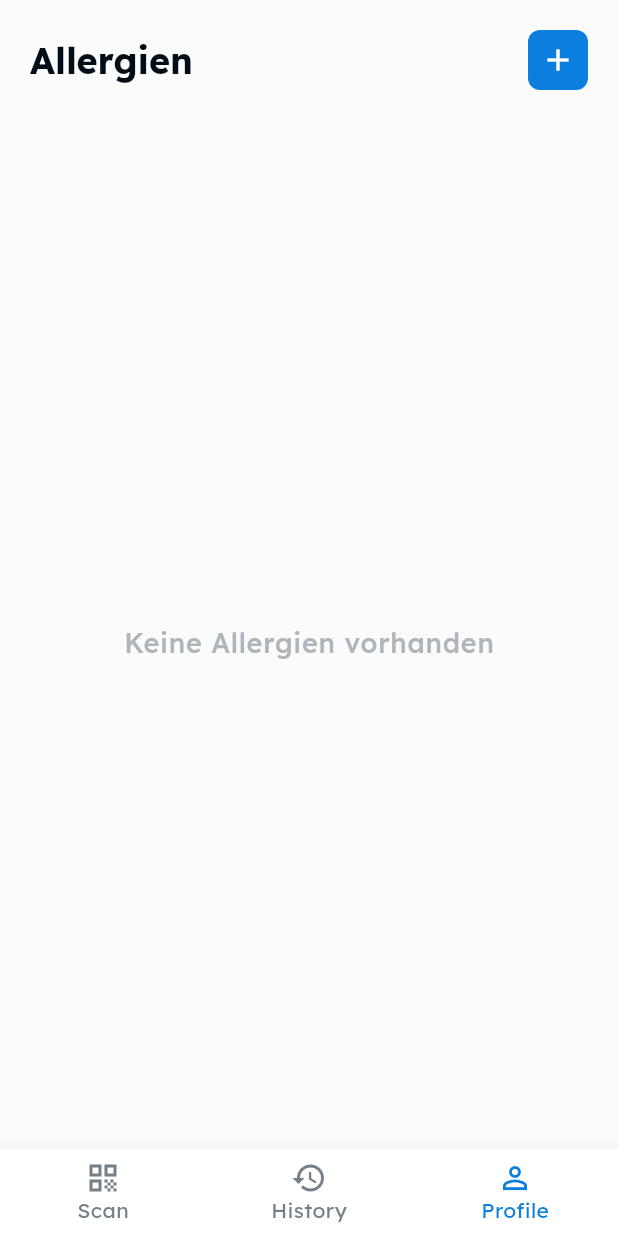
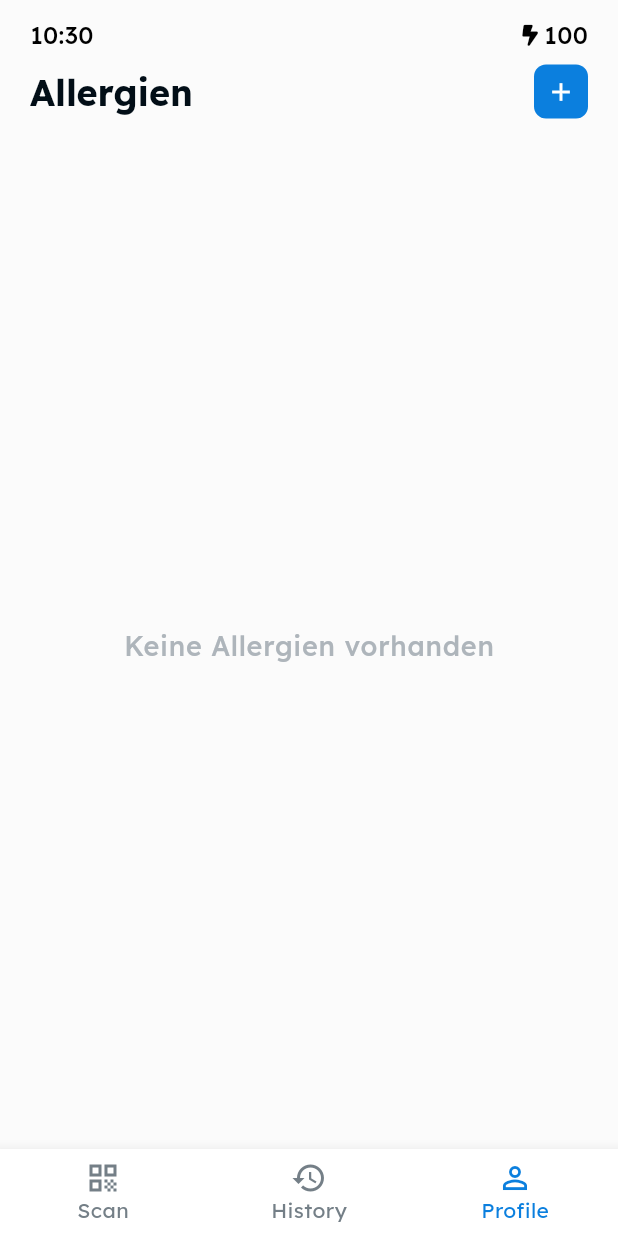
Before and after one commit to seanjanke/allergies-app, a Flutter app: the screen it shows after launch, item 3 of the bottom bar chosen, on a phone screen of 412 x 824 dp. Run offline on Flutter 3.47's test engine with Material 3 defaults, Android fonts, the phone set to English and light mode, and no system bars; our stand-ins replace audioplayers, battery_plus, beamer, cloud_firestore, firebase_core, flutter_slidable and 7 more; missing offline and left inert: haptic_feedback, multi_split_view, qr_code_scanner, sticky_grouped_list; accounts and stored records are empty; statements that could not run were skipped.

Commit message:
custom status bar added

```diff
--- a/lib/core/theme/scaling_system.dart
+++ b/lib/core/theme/scaling_system.dart
@@ -5,14 +5,6 @@ import 'package:gap/gap.dart';
 BorderRadius smallCirular = BorderRadius.circular(8);
 BorderRadius mediumCirular = BorderRadius.circular(12);
 BorderRadius largeCirular = BorderRadius.circular(16);
-
-//SAFEAREA
-const safeArea = EdgeInsets.only(
-  top: 20,
-  bottom: 20,
-  left: 20,
-  right: 20,
-);
 
 //GAP
 const extraSmallGap = Gap(4);
--- a/lib/main.dart
+++ b/lib/main.dart
@@ -13,6 +13,10 @@ void main() async {
   WidgetsFlutterBinding.ensureInitialized();
   Firebase.initializeApp(options: DefaultFirebaseOptions.currentPlatform);
   await SystemChrome.setPreferredOrientations([DeviceOrientation.portraitUp]);
+  await SystemChrome.setEnabledSystemUIMode(
+    SystemUiMode.manual,
+    overlays: [SystemUiOverlay.bottom],
+  );
   Get.put(FoodController());
 
   runApp(const MyApp());
--- a/lib/presentation/main_screen.dart
+++ b/lib/presentation/main_screen.dart
@@ -1,9 +1,15 @@
 import 'package:allergies/core/theme/color_palette.dart';
+import 'package:allergies/core/theme/scaling_system.dart';
 import 'package:allergies/presentation/views/history/history_screen.dart';
 import 'package:allergies/presentation/views/allergies/allergies_screen.dart';
 import 'package:allergies/presentation/views/scanner/scanner_screen.dart';
+import 'package:battery_plus/battery_plus.dart';
 import 'package:flutter/material.dart';
+import 'package:flutter/widgets.dart';
+import 'package:font_awesome_flutter/font_awesome_flutter.dart';
+import 'package:gap/gap.dart';
 import 'package:google_fonts/google_fonts.dart';
+import 'package:intl/intl.dart';
 
 class MainScreen extends StatefulWidget {
   static const routeName = '/';
@@ -142,6 +148,9 @@ class _MainScreenState extends State<MainScreen> {
   }*/
 
   int selectedIndex = 0;
+  String batteryLevel = "";
+
+  var battery = Battery();
 
   static const List screens = [
     ScannerScreen(),
@@ -155,11 +164,74 @@ class _MainScreenState extends State<MainScreen> {
     });
   }
 
+  void getBatteryLevel() async {
+    int phoneBattery = await battery.batteryLevel;
+    setState(() {
+      batteryLevel = phoneBattery.toString();
+    });
+  }
+
+  @override
+  void initState() {
+    getBatteryLevel();
+    super.initState();
+  }
+
   @override
   Widget build(BuildContext context) {
     return Scaffold(
-      body: Center(
-        child: screens.elementAt(selectedIndex),
+      body: Column(
+        mainAxisAlignment: MainAxisAlignment.start,
+        crossAxisAlignment: CrossAxisAlignment.center,
+        children: [
+          Container(
+            padding: const EdgeInsets.only(top: 12),
+            margin: const EdgeInsets.only(bottom: 8),
+            color: background,
+            child: Row(
+              mainAxisAlignment: MainAxisAlignment.spaceBetween,
+              crossAxisAlignment: CrossAxisAlignment.center,
+              children: [
+                Padding(
+                  padding: const EdgeInsets.only(left: 20),
+                  child: Text(
+                    DateFormat('HH:mm').format(DateTime.now()),
+                    style: Theme.of(context)
+                        .textTheme
+                        .bodyMedium!
+                        .copyWith(color: black),
+                  ),
+                ),
+                Padding(
+                  padding: const EdgeInsets.only(right: 20),
+                  child: Row(
+                    mainAxisAlignment: MainAxisAlignment.start,
+                    mainAxisSize: MainAxisSize.min,
+                    crossAxisAlignment: CrossAxisAlignment.center,
+                    children: [
+                      const FaIcon(
+                        FontAwesomeIcons.boltLightning,
+                        color: black,
+                        size: 14,
+                      ),
+                      extraSmallGap,
+                      Text(
+                        batteryLevel,
+                        style: Theme.of(context)
+                            .textTheme
+                            .bodyMedium!
+                            .copyWith(color: black),
+                      ),
+                    ],
+                  ),
+                ),
+              ],
+            ),
+          ),
+          Expanded(
+            child: screens.elementAt(selectedIndex),
+          ),
+        ],
       ),
       bottomNavigationBar: Theme(
         data: ThemeData(
--- a/lib/presentation/views/allergies/allergies_screen.dart
+++ b/lib/presentation/views/allergies/allergies_screen.dart
@@ -23,8 +23,8 @@ class _AllergiesScreenState extends State<AllergiesScreen> {
   Widget build(BuildContext context) {
     return Scaffold(
       body: SafeArea(
+        top: false,
         minimum: const EdgeInsets.only(
-          top: 20,
           left: 20,
           right: 20,
         ),
@@ -59,12 +59,13 @@ class _AllergiesScreenState extends State<AllergiesScreen> {
                     child: Icon(
                       showWrap == false ? Icons.add : Icons.check,
                       color: white,
+                      size: 20,
                     ),
                   ),
                 ),
               ],
             ),
-            largeGap,
+            mediumGap,
             Expanded(
               child: Obx(
                 () {
--- a/lib/presentation/views/history/history_screen.dart
+++ b/lib/presentation/views/history/history_screen.dart
@@ -22,8 +22,8 @@ class _HistoryScreenState extends State<HistoryScreen> {
   Widget build(BuildContext context) {
     return Scaffold(
       body: SafeArea(
+        top: false,
         minimum: const EdgeInsets.only(
-          top: 20,
           left: 20,
           right: 20,
         ),
@@ -35,7 +35,7 @@ class _HistoryScreenState extends State<HistoryScreen> {
               "Verlauf",
               style: Theme.of(context).textTheme.displaySmall,
             ),
-            largeGap,
+            mediumGap,
             Expanded(
               child: Obx(
                 () {
--- a/lib/presentation/views/scanner/scanner_screen.dart
+++ b/lib/presentation/views/scanner/scanner_screen.dart
@@ -71,7 +71,7 @@ class _ScannerScreenState extends State<ScannerScreen> {
     return Scaffold(
       backgroundColor: background,
       body: SafeArea(
-        minimum: const EdgeInsets.only(top: 20),
+        top: false,
         child: Column(
           mainAxisAlignment: MainAxisAlignment.start,
           crossAxisAlignment: CrossAxisAlignment.center,
--- a/pubspec.yaml
+++ b/pubspec.yaml
@@ -54,6 +54,7 @@ dependencies:
   fluttertoast: ^8.2.6
   haptic_feedback: ^0.5.1+1
   audioplayers: ^6.0.0
+  battery_plus: ^6.0.1
 
 dev_dependencies:
   flutter_test:
@@ -83,6 +84,7 @@ flutter:
     - assets/animations/allergiesapp-8.riv
     - assets/animations/document_icon.riv
     - assets/audio/success_audio.mp3
+    - assets/images/battery.png
 
   # An image asset can refer to one or more resolution-specific "variants", see
   # https://flutter.dev/assets-and-images/#resolution-aware
```
Also changed, not shown: assets/images/battery.png (added), pubspec.lock, 4 other files.
